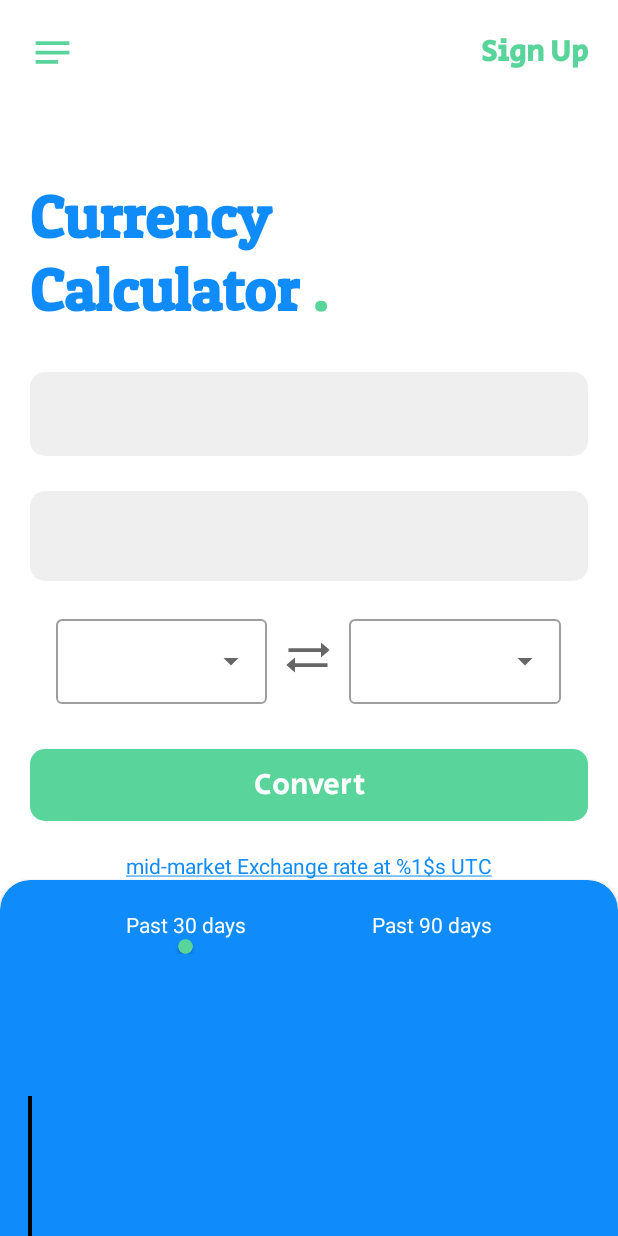
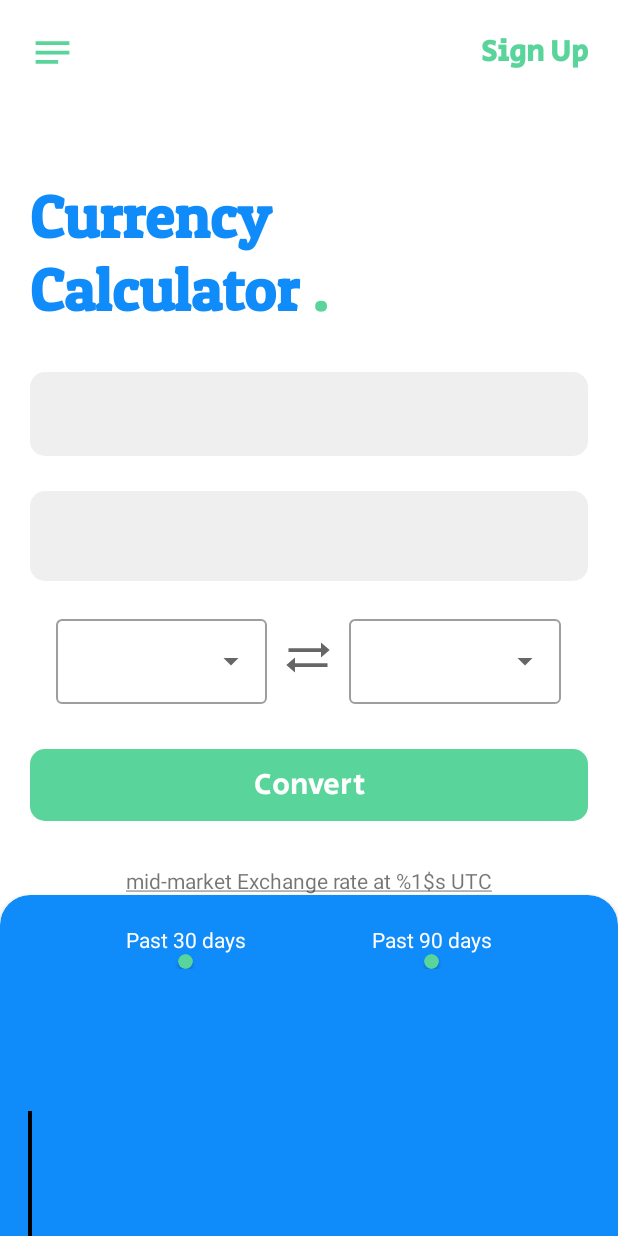
Before and after one commit to Johnnycake01/molloCurrencyConverter, an Android app: the layout activity_main.xml on its own in the app's theme, with its tools: preview values and no code run, on a phone screen of 412 x 824 dp. Run offline under Robolectric (Android 15) with nearby library versions, the phone set to English and light mode, and no system bars.

Commit message:
modified error handling

```diff
--- a/app/build.gradle
+++ b/app/build.gradle
@@ -76,6 +76,9 @@ dependencies {
     //curveGraph Dependency
     implementation project(path: ':graphview')
 
+    //workManager dependency
+    implementation("androidx.work:work-runtime-ktx:2.7.1")
+
 
 }
 // Allow references to generated code
--- /dev/null
+++ b/app/src/main/java/com/mollo/myapplication/services/GetCurrentTime.kt
@@ -0,0 +1,5 @@
+package com.mollo.myapplication.services
+
+interface GetCurrentTime {
+    fun getCurrentTime()
+}
--- a/app/src/main/res/layout/activity_main.xml
+++ b/app/src/main/res/layout/activity_main.xml
@@ -59,6 +59,7 @@
             android:layout_width="match_parent"
             android:layout_height="wrap_content"
             android:background="@drawable/custom_text_field"
+            android:inputType="numberDecimal"
             />
     </com.google.android.material.textfield.TextInputLayout>
     <TextView
@@ -157,9 +158,7 @@
         android:id="@+id/linkToViewCurrentExchangeRate"
         android:layout_width="wrap_content"
         android:layout_height="wrap_content"
-        android:layout_marginTop="20dp"
-        android:layout_marginBottom="10dp"
-        android:textColor="@color/appColorBlue"
+        android:layout_marginTop="30dp"
         tools:text="@string/link_to_view_exchange_rate"
         app:layout_constraintLeft_toLeftOf="parent"
         app:layout_constraintRight_toRightOf="parent"
@@ -227,7 +226,6 @@
                     android:layout_height="10dp"
                     app:cardBackgroundColor="@color/appColorGreen"
                     app:cardCornerRadius="5dp"
-                    android:layout_marginBottom="-10dp"
                     />
 
             </LinearLayout>
```
Also changed, not shown: app/src/main/java/com/mollo/myapplication/ui/MainActivity.kt (+31 -2 lines), app/src/main/java/com/mollo/myapplication/utils/ConverterWorkManagerUpdateTime.kt (added, +17 -0 lines).
